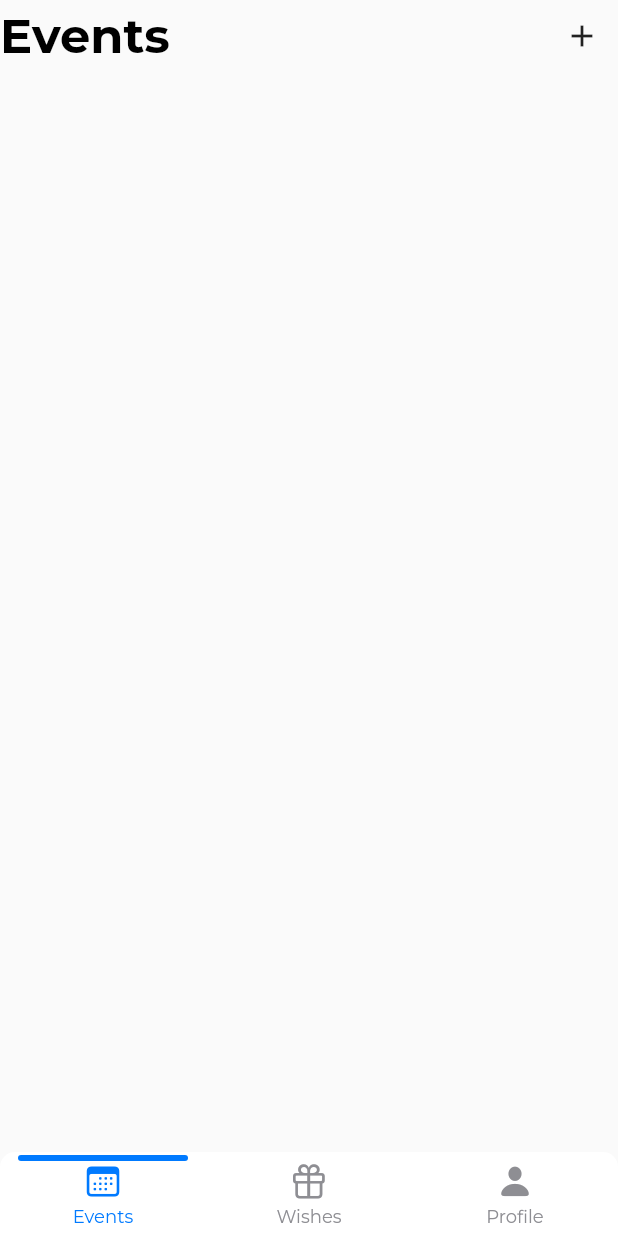
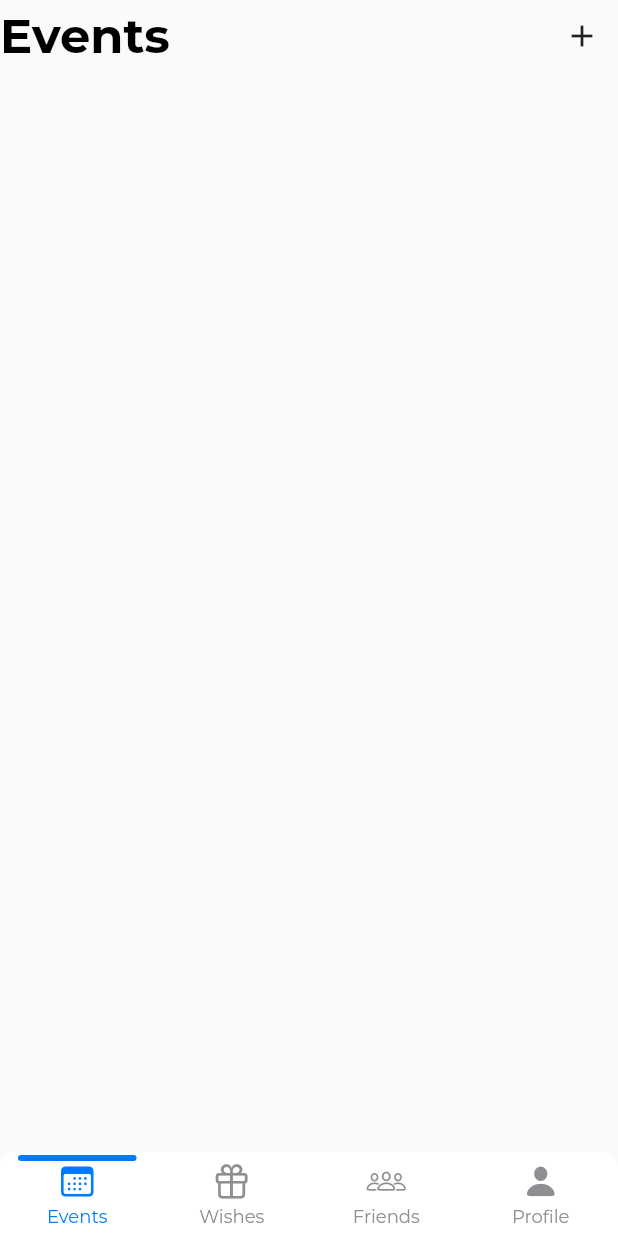
Before and after one commit to Krauma/wishlist, a Flutter app: the screen it shows after launch, on a phone screen of 412 x 824 dp. Run offline on Flutter 3.47's test engine with Material 2 defaults, Android fonts, the phone set to English and light mode, and no system bars; drawn by our look-alikes of persistent_bottom_nav_bar; our stand-ins replace get, google_fonts.

```diff
--- a/lib/bottom_navbar.dart
+++ b/lib/bottom_navbar.dart
@@ -2,6 +2,7 @@ import 'package:flutter/cupertino.dart';
 import 'package:flutter/material.dart';
 import 'package:persistent_bottom_nav_bar/persistent-tab-view.dart';
 import 'package:wishlist/Events/Views/event_list_page.dart';
+import 'package:wishlist/Friends/Views/friends_list_page.dart';
 import 'package:wishlist/Profile/Views/profile_page.dart';
 import 'package:wishlist/Wishes/Views/wish_list_page.dart';
 
@@ -22,7 +23,7 @@ class _BottomNavbarState extends State<BottomNavbar> {
   }
 
   List<Widget> _buildScreens() {
-    return const [EventListPage(), WishListPage(), ProfilePage()];
+    return const [EventListPage(), WishListPage(), ProfilePage(), FriendsListPage()];
   }
 
   List<PersistentBottomNavBarItem> _navBarsItems() {
@@ -36,6 +37,12 @@ class _BottomNavbarState extends State<BottomNavbar> {
       PersistentBottomNavBarItem(
         icon: const Icon(CupertinoIcons.gift),
         title: ("Wishes"),
+        activeColorPrimary: CupertinoColors.activeBlue,
+        inactiveColorPrimary: CupertinoColors.systemGrey,
+      ),
+      PersistentBottomNavBarItem(
+        icon: const Icon(CupertinoIcons.group),
+        title: ("Friends"),
         activeColorPrimary: CupertinoColors.activeBlue,
         inactiveColorPrimary: CupertinoColors.systemGrey,
       ),
```
Also changed, not shown: lib/Friends/Views/friends_list_page.dart (added, +24 -0 lines), 2 other files.
